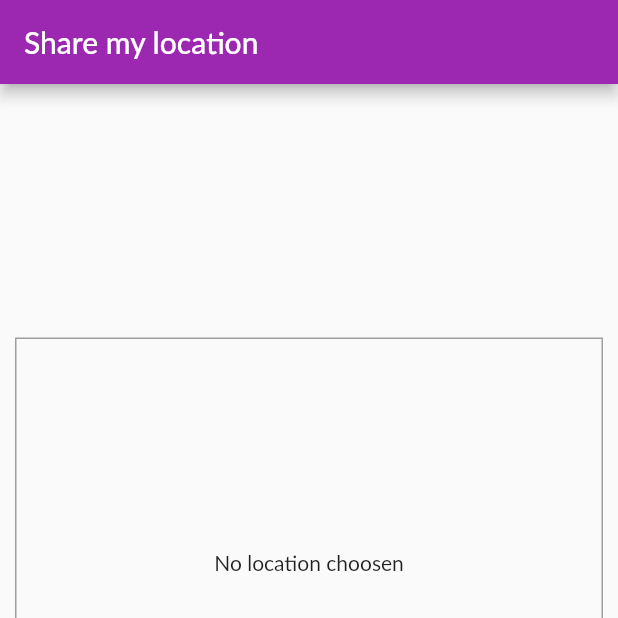
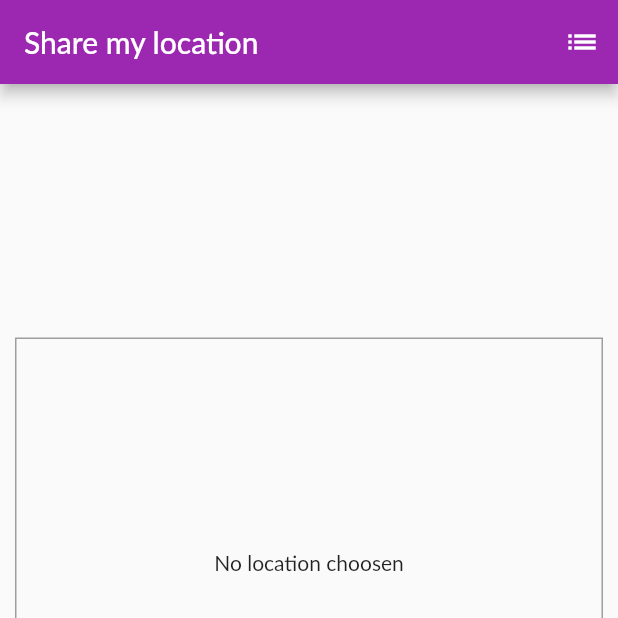
Before and after one commit to Ryss-D/panic_button, a Flutter app: the AddPlaceScreen screen opened directly, on a phone screen of 412 x 824 dp, the top half of it. Run offline on Flutter 3.47's test engine with Material 2 defaults, Android fonts, the phone set to English and light mode, and no system bars; our stand-ins replace google_maps_flutter, location, shared_preferences, sqflite; accounts and stored records are empty; Roboto replaces fonts that are missing (Lato).

Commit message:
feat: added screen to visualize shared locations

```diff
--- a/lib/main.dart
+++ b/lib/main.dart
@@ -8,6 +8,7 @@ import './screens/auth_screen.dart';
 import './providers/products.dart';
 import './providers/auth.dart';
 import 'helpers/custom_routes.dart';
+import 'screens/places_list_screen.dart';
 
 void main() {
   runApp(const MyApp());
@@ -65,6 +66,7 @@ class MyApp extends StatelessWidget {
           routes: {
             //ProductDetailScreen.routeName: (context) => ProductDetailScreen(),
             AuthScreen.routeName: (context) => AuthScreen(),
+            PlacesListScreen.routeName: (context) => PlacesListScreen(),
           },
         ),
       ),
--- a/lib/screens/add_place_screen.dart
+++ b/lib/screens/add_place_screen.dart
@@ -40,6 +40,13 @@ class _AddPlaceScreenState extends State<AddPlaceScreen> {
     return Scaffold(
       appBar: AppBar(
         title: Text('Share my location'),
+        actions: [
+          IconButton(
+              onPressed: () {
+                Navigator.of(context).pushNamed('/places');
+              },
+              icon: Icon(Icons.list))
+        ],
       ),
       body: Column(
         mainAxisAlignment: MainAxisAlignment.center,
```
Also changed, not shown: lib/screens/places_list_screen.dart (added, +20 -0 lines).
